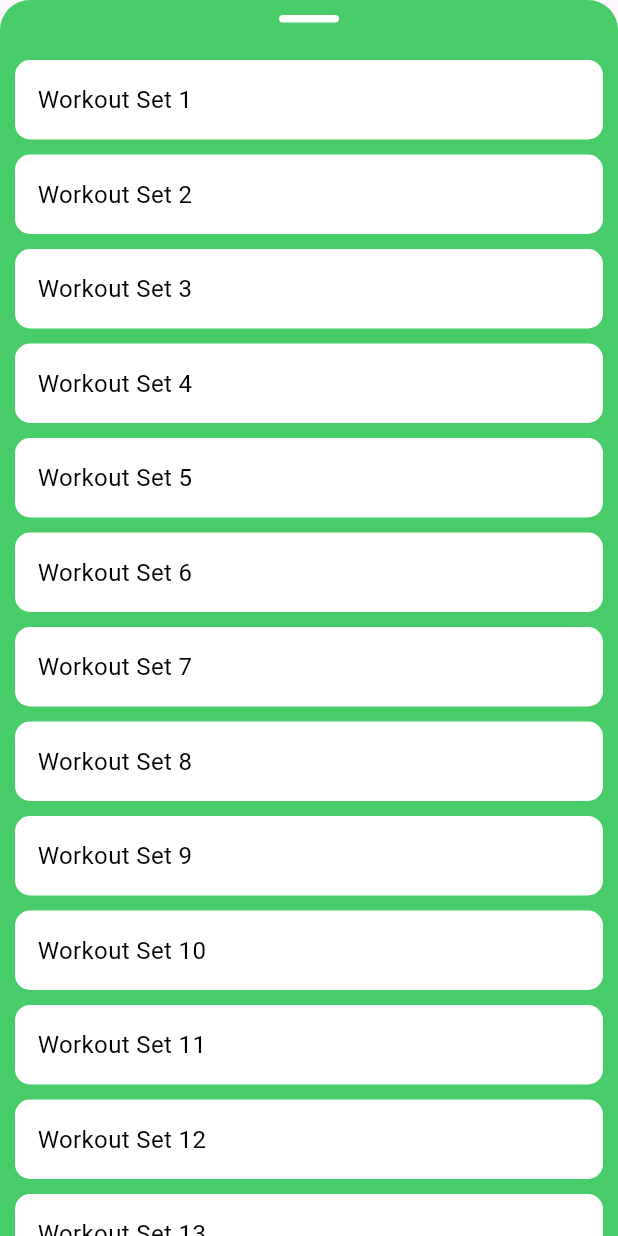
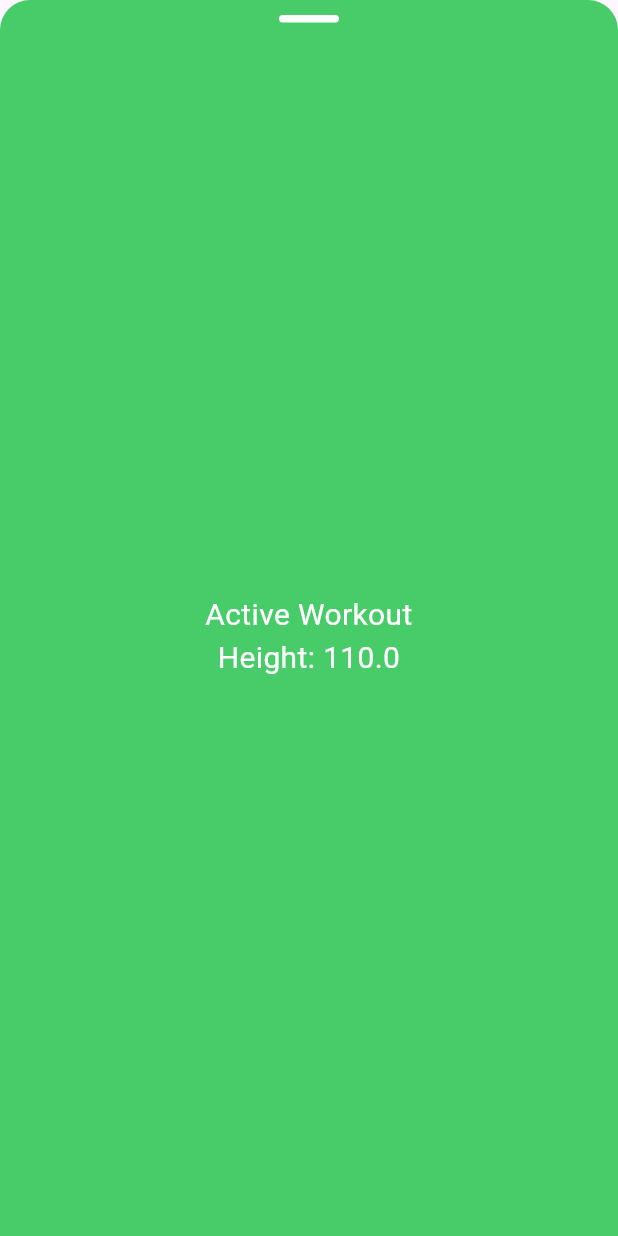
Before and after one commit to florinsalasan/workout-tracker, a Flutter app: the WorkoutOverlay widget shown alone on an empty page, opened directly, on a phone screen of 412 x 824 dp. Run offline on Flutter 3.47's test engine with Material 3 defaults, Android fonts, the phone set to English and light mode, and no system bars.

Commit message:
reworked overlay, combining state and widget in one file. Removed files that were not needed, overlay height and state now works.

```diff
--- a/lib/main.dart
+++ b/lib/main.dart
@@ -1,6 +1,6 @@
 import 'package:flutter/material.dart';
 import 'package:provider/provider.dart';
-import 'widgets/workout_state.dart';
+import 'widgets/workout_overlay.dart';
 import 'app.dart';
 
 void main() {
--- a/lib/screens/home.dart
+++ b/lib/screens/home.dart
@@ -1,7 +1,7 @@
 import 'package:flutter/cupertino.dart';
 import 'package:flutter/material.dart';
 import 'package:provider/provider.dart';
-import 'package:workout_tracker/widgets/workout_state.dart';
+import 'package:workout_tracker/widgets/workout_overlay.dart';
 import 'package:workout_tracker/widgets/sliver_layout.dart';
 
 class HomeScreen extends StatelessWidget {
--- a/lib/widgets/workout_overlay.dart
+++ b/lib/widgets/workout_overlay.dart
@@ -1,27 +1,69 @@
 import 'package:flutter/cupertino.dart';
 import 'package:provider/provider.dart';
-import 'workout_state.dart';
+
+class WorkoutState extends ChangeNotifier {
+  bool _isWorkoutActive = false;
+  double _overlayHeight = 110; // Starting at minimized height
+
+  bool get isWorkoutActive => _isWorkoutActive;
+  double get overlayHeight => _overlayHeight;
+
+  static const double minHeight = 110;
+  static const double maxHeight = 800;
+
+  void startWorkout() {
+    _isWorkoutActive = true;
+    _overlayHeight = maxHeight;
+    notifyListeners();
+  }
+
+  void endWorkout() {
+    _isWorkoutActive = false;
+    _overlayHeight = minHeight;
+    notifyListeners();
+  }
+
+  void updateOverlayHeight(double height) {
+    _overlayHeight = height.clamp(minHeight, maxHeight);
+    notifyListeners();
+  }
+
+  void snapOverlay() {
+    if (_overlayHeight > (minHeight + maxHeight) / 2) {
+      _overlayHeight = maxHeight;
+    } else {
+      _overlayHeight = minHeight;
+    }
+    notifyListeners();
+  }
+}
 
 class WorkoutOverlay extends StatelessWidget {
-  static const double _minHeight = 100; // Minimized height
-  static const double _maxHeight = 800;
+  const WorkoutOverlay({super.key});
 
-  const WorkoutOverlay({super.key}); // Maximized height
+  void _handleDrag(BuildContext context, DragUpdateDetails details) {
+    final workoutState = context.read<WorkoutState>();
+    final newHeight = workoutState.overlayHeight - details.delta.dy;
+    workoutState.updateOverlayHeight(newHeight);
+  }
+
+  void _handleDragEnd(BuildContext context, DragEndDetails details) {
+    final workoutState = context.read<WorkoutState>();
+    workoutState.snapOverlay();
+  }
 
   @override
   Widget build(BuildContext context) {
     return Consumer<WorkoutState>(
       builder: (context, workoutState, child) {
-        return AnimatedPositioned(
-          duration: const Duration(milliseconds: 300),
-          curve: Curves.easeInOut,
+        return Positioned(
           left: 0,
           right: 0,
           bottom: 0,
-          height: workoutState.isOverlayExpanded ? _maxHeight : _minHeight,
+          height: workoutState.overlayHeight,
           child: GestureDetector(
-            onVerticalDragUpdate: (details) => _handleDrag(details, context),
-            onVerticalDragEnd: (details) => _handleDragEnd(details, context),
+            onVerticalDragUpdate: (details) => _handleDrag(context, details),
+            onVerticalDragEnd: (details) => _handleDragEnd(context, details),
             child: Container(
               decoration: BoxDecoration(
                 color: CupertinoColors.systemGreen.withOpacity(0.9),
@@ -32,27 +74,13 @@ class WorkoutOverlay extends StatelessWidget {
                 children: [
                   _buildHandle(),
                   Expanded(
-                    child: ListView.builder(
-                      padding: const EdgeInsets.all(10.0),
-                      itemCount:
-                          20, // Sample item count, you can replace it with your actual data
-                      itemBuilder: (context, index) {
-                        return Container(
-                          margin: const EdgeInsets.symmetric(vertical: 5.0),
-                          padding: const EdgeInsets.all(15.0),
-                          decoration: BoxDecoration(
-                            color: CupertinoColors.white,
-                            borderRadius: BorderRadius.circular(10.0),
-                          ),
-                          child: Text(
-                            'Workout Set ${index + 1}',
-                            style: const TextStyle(
-                              fontSize: 16.0,
-                              color: CupertinoColors.black,
-                            ),
-                          ),
-                        );
-                      },
+                    child: Center(
+                      child: Text(
+                        'Active Workout\nHeight: ${workoutState.overlayHeight.toStringAsFixed(1)}',
+                        style: const TextStyle(
+                            color: CupertinoColors.white, fontSize: 20),
+                        textAlign: TextAlign.center,
+                      ),
                     ),
                   ),
                 ],
@@ -75,21 +103,4 @@ class WorkoutOverlay extends StatelessWidget {
       ),
     );
   }
-
-  void _handleDrag(DragUpdateDetails details, BuildContext context) {
-    final workoutState = context.read<WorkoutState>();
-    if (workoutState.isOverlayExpanded && details.delta.dy > 0 ||
-        !workoutState.isOverlayExpanded && details.delta.dy < 0) {
-      workoutState.toggleOverlay();
-    }
-  }
-
-  void _handleDragEnd(DragEndDetails details, BuildContext context) {
-    final workoutState = context.read<WorkoutState>();
-    if (details.velocity.pixelsPerSecond.dy > 0) {
-      workoutState.minimizeOverlay();
-    } else if (details.velocity.pixelsPerSecond.dy < 0) {
-      workoutState.expandOverlay();
-    }
-  }
 }
```
Also changed, not shown: lib/screen_controller.dart (+6 -27 lines), lib/widgets/overlay_handle.dart (deleted, +0 -100 lines), lib/widgets/workout_state.dart (deleted, +0 -40 lines).
